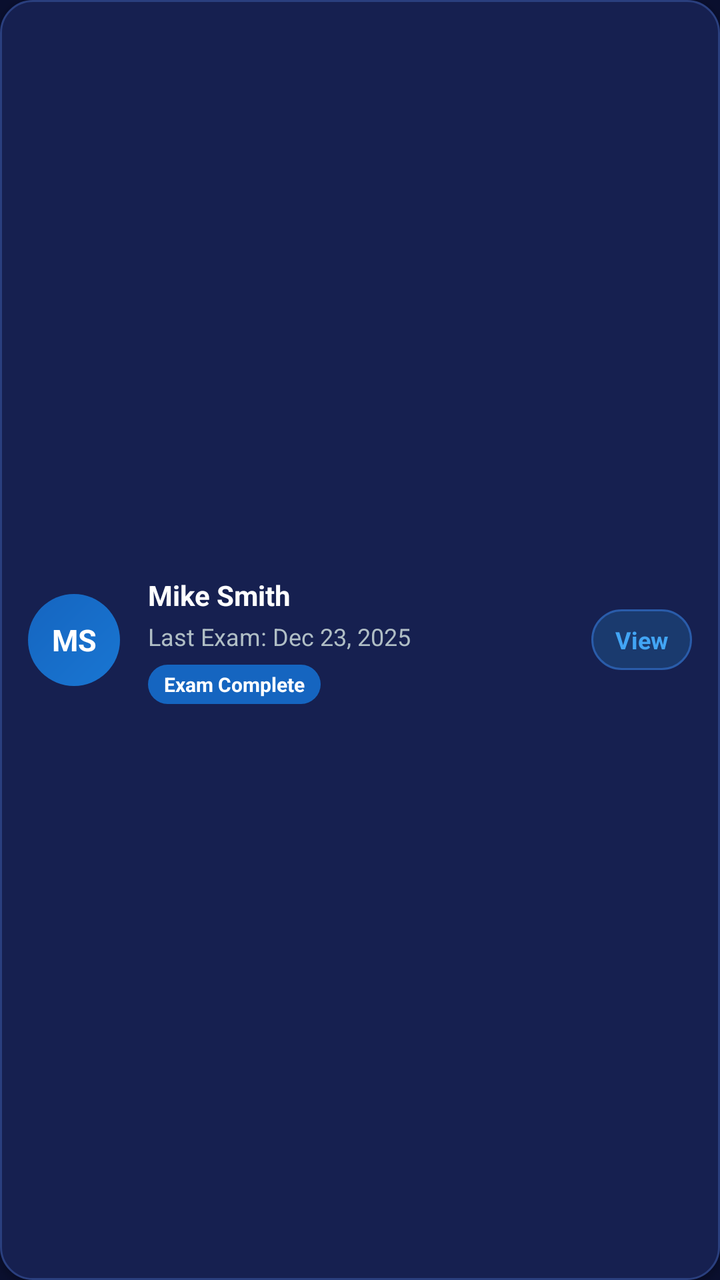
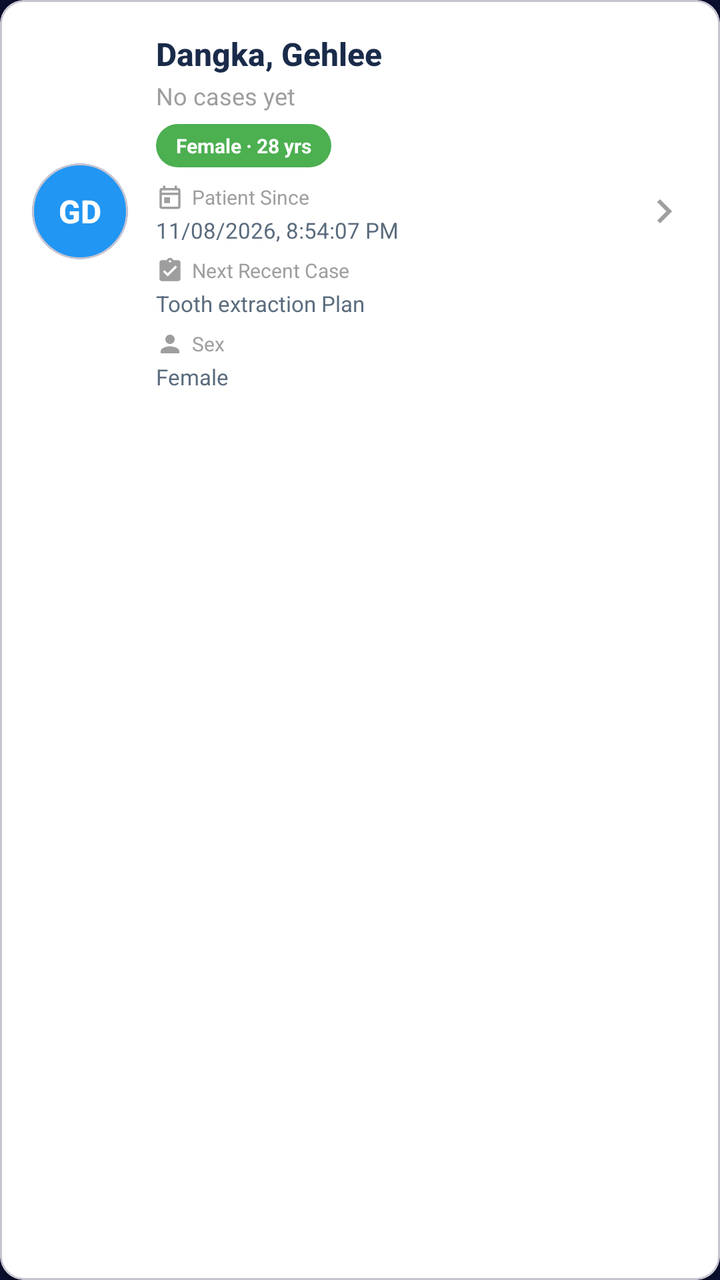

The first picture is an Android layout as it rendered before a commit; the second is the same layout after the commit. The layout source and the unified diff follow.
<!-- AndroidManifest.xml: application theme Theme.SmileSync -->
<!-- res/layout/item_recent_patient.xml -->
<?xml version="1.0" encoding="utf-8"?>
<LinearLayout
    xmlns:android="http://schemas.android.com/apk/res/android"
    android:layout_width="match_parent"
    android:layout_height="wrap_content"
    android:orientation="horizontal"
    android:background="@drawable/bg_patient_card"
    android:paddingLeft="14dp"
    android:paddingRight="14dp"
    android:paddingTop="14dp"
    android:paddingBottom="14dp"
    android:layout_marginBottom="10dp"
    android:gravity="center_vertical"
    android:elevation="2dp">

    
    <FrameLayout
        android:layout_width="46dp"
        android:layout_height="46dp"
        android:layout_marginRight="14dp">

        <TextView
            android:id="@+id/tv_patient_initials"
            android:layout_width="46dp"
            android:layout_height="46dp"
            android:background="@drawable/bg_initials_avatar"
            android:text="MS"
            android:textColor="#FFFFFF"
            android:textSize="15sp"
            android:textStyle="bold"
            android:gravity="center" />

    </FrameLayout>

    
    <LinearLayout
        android:layout_width="0dp"
        android:layout_height="wrap_content"
        android:layout_weight="1"
        android:orientation="vertical">

        <TextView
            android:id="@+id/tv_patient_name"
            android:layout_width="wrap_content"
            android:layout_height="wrap_content"
            android:text="Mike Smith"
            android:textColor="@color/text_white"
            android:textSize="14sp"
            android:textStyle="bold" />

        <TextView
            android:id="@+id/tv_last_exam"
            android:layout_width="wrap_content"
            android:layout_height="wrap_content"
            android:layout_marginTop="3dp"
            android:text="Last Exam: Dec 23, 2025"
            android:textColor="@color/text_light_gray"
            android:textSize="12sp" />

        
        <TextView
            android:id="@+id/tv_status"
            android:layout_width="wrap_content"
            android:layout_height="wrap_content"
            android:layout_marginTop="6dp"
            android:text="Exam Complete"
            android:textColor="#FFFFFF"
            android:textSize="10sp"
            android:textStyle="bold"
            android:background="@drawable/bg_status_complete"
            android:paddingLeft="8dp"
            android:paddingRight="8dp"
            android:paddingTop="3dp"
            android:paddingBottom="3dp" />

    </LinearLayout>

    
    <TextView
        android:id="@+id/tv_view_patient"
        android:layout_width="wrap_content"
        android:layout_height="wrap_content"
        android:layout_marginLeft="10dp"
        android:text="View"
        android:textColor="@color/link_color"
        android:textSize="12sp"
        android:textStyle="bold"
        android:background="@drawable/bg_view_btn"
        android:paddingLeft="12dp"
        android:paddingRight="12dp"
        android:paddingTop="7dp"
        android:paddingBottom="7dp" />

</LinearLayout>
<!-- resources referenced by this layout -->
<resources>
  <color name="link_color">#42A5F5</color>
  <color name="text_light_gray">#B0BEC5</color>
  <color name="text_white">#FFFFFF</color>
  <!-- drawable bg_initials_avatar (drawable) -->
  <?xml version="1.0" encoding="utf-8"?>
  <shape xmlns:android="http://schemas.android.com/apk/res/android"
      android:shape="oval">
      <gradient
          android:angle="135"
          android:startColor="#1976D2"
          android:endColor="#1565C0"
          android:type="linear" />
  </shape>
  <!-- drawable bg_patient_card (drawable) -->
  <?xml version="1.0" encoding="utf-8"?>
  <shape xmlns:android="http://schemas.android.com/apk/res/android"
      android:shape="rectangle">
      <solid android:color="#162050" />
      <corners android:radius="16dp" />
      <stroke
          android:width="1dp"
          android:color="#2A3F7E" />
  </shape>
  <!-- drawable bg_status_complete (drawable) -->
  <?xml version="1.0" encoding="utf-8"?>
  <shape xmlns:android="http://schemas.android.com/apk/res/android"
      android:shape="rectangle">
      <solid android:color="#1565C0" />
      <corners android:radius="10dp" />
  </shape>
  <!-- drawable bg_view_btn (drawable) -->
  <?xml version="1.0" encoding="utf-8"?>
  <shape xmlns:android="http://schemas.android.com/apk/res/android"
      android:shape="rectangle">
      <solid android:color="#1A3A6E" />
      <corners android:radius="20dp" />
      <stroke
          android:width="1dp"
          android:color="#2A5CAA" />
  </shape>
  <style name="Theme.SmileSync" parent="Base.Theme.SmileSync" />
  <style name="Base.Theme.SmileSync" parent="Theme.Material3.Light.NoActionBar">
          <item name="colorPrimary">@color/accent_blue</item>
          <item name="colorPrimaryVariant">@color/accent_blue_light</item>
          <item name="colorOnPrimary">@color/white</item>
          <item name="android:windowBackground">@color/bg_dark_navy</item>
          <item name="android:statusBarColor" tools:targetApi="21">@color/bg_dark_navy</item>
          <item name="android:navigationBarColor">@color/bg_dark_navy</item>
      </style>
  <color name="accent_blue">#1565C0</color>
  <color name="accent_blue_light">#1976D2</color>
  <color name="white">#FFFFFFFF</color>
  <color name="bg_dark_navy">#0A0F2E</color>
</resources>

<!-- the commit's change to res/layout/item_recent_patient.xml (unified diff, before → after) -->
@@ -1,94 +1,190 @@
-<?xml version="1.0" encoding="utf-8"?>
-<LinearLayout
+﻿<?xml version="1.0" encoding="utf-8"?>
+<com.google.android.material.card.MaterialCardView
     xmlns:android="http://schemas.android.com/apk/res/android"
+    xmlns:app="http://schemas.android.com/apk/res-auto"
     android:layout_width="match_parent"
     android:layout_height="wrap_content"
-    android:orientation="horizontal"
-    android:background="@drawable/bg_patient_card"
-    android:paddingLeft="14dp"
-    android:paddingRight="14dp"
-    android:paddingTop="14dp"
-    android:paddingBottom="14dp"
-    android:layout_marginBottom="10dp"
-    android:gravity="center_vertical"
-    android:elevation="2dp">
+    android:layout_marginBottom="12dp"
+    app:cardCornerRadius="12dp"
+    app:cardElevation="2dp"
+    app:cardBackgroundColor="#FFFFFF">
 
-    
-    <FrameLayout
-        android:layout_width="46dp"
-        android:layout_height="46dp"
-        android:layout_marginRight="14dp">
-
-        <TextView
-            android:id="@+id/tv_patient_initials"
-            android:layout_width="46dp"
-            android:layout_height="46dp"
-            android:background="@drawable/bg_initials_avatar"
-            android:text="MS"
-            android:textColor="#FFFFFF"
-            android:textSize="15sp"
-            android:textStyle="bold"
-            android:gravity="center" />
-
-    </FrameLayout>
-
-    
     <LinearLayout
-        android:layout_width="0dp"
+        android:layout_width="match_parent"
         android:layout_height="wrap_content"
-        android:layout_weight="1"
-        android:orientation="vertical">
-
-        <TextView
-            android:id="@+id/tv_patient_name"
-            android:layout_width="wrap_content"
-            android:layout_height="wrap_content"
-            android:text="Mike Smith"
-            android:textColor="@color/text_white"
-            android:textSize="14sp"
-            android:textStyle="bold" />
-
-        <TextView
-            android:id="@+id/tv_last_exam"
-            android:layout_width="wrap_content"
-            android:layout_height="wrap_content"
-            android:layout_marginTop="3dp"
-            android:text="Last Exam: Dec 23, 2025"
-            android:textColor="@color/text_light_gray"
-            android:textSize="12sp" />
+        android:orientation="horizontal"
+        android:padding="16dp"
+        android:gravity="center_vertical">
 
         
-        <TextView
-            android:id="@+id/tv_status"
-            android:layout_width="wrap_content"
+        <com.google.android.material.card.MaterialCardView
+            android:layout_width="48dp"
+            android:layout_height="48dp"
+            app:cardCornerRadius="24dp"
+            app:cardElevation="0dp"
+            app:cardBackgroundColor="#2196F3">
+
+            <TextView
+                android:id="@+id/tv_patient_initials"
+                android:layout_width="match_parent"
+                android:layout_height="match_parent"
+                android:text="GD"
+                android:textColor="#FFFFFF"
+                android:textSize="16sp"
+                android:textStyle="bold"
+                android:gravity="center"
+                android:fontFamily="sans-serif-medium" />
+        </com.google.android.material.card.MaterialCardView>
+
+        
+        <LinearLayout
+            android:layout_width="0dp"
             android:layout_height="wrap_content"
-            android:layout_marginTop="6dp"
-            android:text="Exam Complete"
-            android:textColor="#FFFFFF"
-            android:textSize="10sp"
-            android:textStyle="bold"
-            android:background="@drawable/bg_status_complete"
-            android:paddingLeft="8dp"
-            android:paddingRight="8dp"
-            android:paddingTop="3dp"
-            android:paddingBottom="3dp" />
+            android:layout_weight="1"
+            android:orientation="vertical"
+            android:layout_marginStart="14dp">
 
+            
+            <TextView
+                android:id="@+id/tv_patient_name"
+                android:layout_width="wrap_content"
+                android:layout_height="wrap_content"
+                android:text="Dangka, Gehlee"
+                android:textColor="#1A2B4A"
+                android:textSize="16sp"
+                android:textStyle="bold"
+                android:fontFamily="sans-serif-medium" />
+
+            
+            <TextView
+                android:id="@+id/tv_last_exam"
+                android:layout_width="wrap_content"
+                android:layout_height="wrap_content"
+                android:layout_marginTop="2dp"
+                android:text="No cases yet"
+                android:textColor="#9E9E9E"
+                android:textSize="12sp" />
+
+            
+            <TextView
+                android:id="@+id/tv_status"
+                android:layout_width="wrap_content"
+                android:layout_height="wrap_content"
+                android:layout_marginTop="6dp"
+                android:text="Female · 28 yrs"
+                android:textColor="#FFFFFF"
+                android:textSize="10sp"
+                android:textStyle="bold"
+                android:background="@drawable/bg_status_green"
+                android:paddingStart="10dp"
+                android:paddingEnd="10dp"
+                android:paddingTop="4dp"
+                android:paddingBottom="4dp" />
+
+            
+            <LinearLayout
+                android:layout_width="wrap_content"
+                android:layout_height="wrap_content"
+                android:orientation="horizontal"
+                android:gravity="center_vertical"
+                android:layout_marginTop="8dp">
+
+                <ImageView
+                    android:layout_width="14dp"
+                    android:layout_height="14dp"
+                    android:src="@drawable/ic_calendar"
+                    app:tint="#9E9E9E"
+                    android:contentDescription="" />
+
+                <TextView
+                    android:layout_width="wrap_content"
+                    android:layout_height="wrap_content"
+                    android:text="Patient Since"
+                    android:textSize="10sp"
+                    android:textColor="#9E9E9E"
+                    android:layout_marginStart="4dp" />
+            </LinearLayout>
+
+            <TextView
+                android:layout_width="wrap_content"
+                android:layout_height="wrap_content"
+                android:text="11/08/2026, 8:54:07 PM"
+                android:textSize="11sp"
+                android:textColor="#5A6B7D"
+                android:layout_marginTop="2dp" />
+
+            
+            <LinearLayout
+                android:layout_width="wrap_content"
+                android:layout_height="wrap_content"
+                android:orientation="horizontal"
+                android:gravity="center_vertical"
+                android:layout_marginTop="6dp">
+
+                <ImageView
+                    android:layout_width="14dp"
+                    android:layout_height="14dp"
+                    android:src="@drawable/ic_stat_examined"
+                    app:tint="#9E9E9E"
+                    android:contentDescription="" />
+
+                <TextView
+                    android:layout_width="wrap_content"
+                    android:layout_height="wrap_content"
+                    android:text="Next Recent Case"
+                    android:textSize="10sp"
+                    android:textColor="#9E9E9E"
+                    android:layout_marginStart="4dp" />
+            </LinearLayout>
+
+            <TextView
+                android:layout_width="wrap_content"
+                android:layout_height="wrap_content"
+                android:text="Tooth extraction Plan"
+                android:textSize="11sp"
+                android:textColor="#5A6B7D"
+                android:layout_marginTop="2dp" />
+
+            
+            <LinearLayout
+                android:layout_width="wrap_content"
+                android:layout_height="wrap_content"
+                android:orientation="horizontal"
+                android:gravity="center_vertical"
+                android:layout_marginTop="6dp">
+
+                <ImageView
+                    android:layout_width="14dp"
+                    android:layout_height="14dp"
+                    android:src="@drawable/ic_user"
+                    app:tint="#9E9E9E"
+                    android:contentDescription="" />
+
+                <TextView
+                    android:layout_width="wrap_content"
+                    android:layout_height="wrap_content"
+                    android:text="Sex"
+                    android:textSize="10sp"
+                    android:textColor="#9E9E9E"
+                    android:layout_marginStart="4dp" />
+            </LinearLayout>
+
+            <TextView
+                android:layout_width="wrap_content"
+                android:layout_height="wrap_content"
+                android:text="Female"
+                android:textSize="11sp"
+                android:textColor="#5A6B7D"
+                android:layout_marginTop="2dp" />
+        </LinearLayout>
+
+        
+        <ImageView
+            android:id="@+id/tv_view_patient"
+            android:layout_width="24dp"
+            android:layout_height="24dp"
+            android:src="@drawable/ic_arrow_right"
+            app:tint="#9E9E9E"
+            android:contentDescription="View patient" />
     </LinearLayout>
-
-    
-    <TextView
-        android:id="@+id/tv_view_patient"
-        android:layout_width="wrap_content"
-        android:layout_height="wrap_content"
-        android:layout_marginLeft="10dp"
-        android:text="View"
-        android:textColor="@color/link_color"
-        android:textSize="12sp"
-        android:textStyle="bold"
-        android:background="@drawable/bg_view_btn"
-        android:paddingLeft="12dp"
-        android:paddingRight="12dp"
-        android:paddingTop="7dp"
-        android:paddingBottom="7dp" />
-
-</LinearLayout>
+</com.google.android.material.card.MaterialCardView>
<!-- resource entries referenced after the edit -->
@@ -1,45 +1,55 @@
 <!-- resources referenced by this layout -->
 <resources>
-  <color name="link_color">#42A5F5</color>
-  <color name="text_light_gray">#B0BEC5</color>
-  <color name="text_white">#FFFFFF</color>
-  <!-- drawable bg_initials_avatar (drawable) -->
-  <?xml version="1.0" encoding="utf-8"?>
-  <shape xmlns:android="http://schemas.android.com/apk/res/android"
-      android:shape="oval">
-      <gradient
-          android:angle="135"
-          android:startColor="#1976D2"
-          android:endColor="#1565C0"
-          android:type="linear" />
-  </shape>
-  <!-- drawable bg_patient_card (drawable) -->
-  <?xml version="1.0" encoding="utf-8"?>
+  <!-- drawable bg_status_green (drawable) -->
+  ﻿<?xml version="1.0" encoding="utf-8"?>
   <shape xmlns:android="http://schemas.android.com/apk/res/android"
       android:shape="rectangle">
-      <solid android:color="#162050" />
-      <corners android:radius="16dp" />
-      <stroke
-          android:width="1dp"
-          android:color="#2A3F7E" />
+      <solid android:color="#4CAF50"/>
+      <corners android:radius="12dp"/>
   </shape>
-  <!-- drawable bg_status_complete (drawable) -->
+  <!-- drawable ic_arrow_right (drawable) -->
   <?xml version="1.0" encoding="utf-8"?>
-  <shape xmlns:android="http://schemas.android.com/apk/res/android"
-      android:shape="rectangle">
-      <solid android:color="#1565C0" />
-      <corners android:radius="10dp" />
-  </shape>
-  <!-- drawable bg_view_btn (drawable) -->
-  <?xml version="1.0" encoding="utf-8"?>
-  <shape xmlns:android="http://schemas.android.com/apk/res/android"
-      android:shape="rectangle">
-      <solid android:color="#1A3A6E" />
-      <corners android:radius="20dp" />
-      <stroke
-          android:width="1dp"
-          android:color="#2A5CAA" />
-  </shape>
+  <vector xmlns:android="http://schemas.android.com/apk/res/android"
+      android:width="24dp"
+      android:height="24dp"
+      android:viewportWidth="24"
+      android:viewportHeight="24">
+      <path
+          android:fillColor="#B0BEC5"
+          android:pathData="M8.59,16.59L13.17,12 8.59,7.41 10,6l6,6-6,6-1.41,-1.41z" />
+  </vector>
+  <!-- drawable ic_calendar (drawable) -->
+  <vector xmlns:android="http://schemas.android.com/apk/res/android"
+      android:width="24dp"
+      android:height="24dp"
+      android:viewportWidth="24"
+      android:viewportHeight="24">
+      <path
+          android:fillColor="@android:color/white"
+          android:pathData="M19,4h-1V2h-2v2H8V2H6v2H5C3.9,4 3,4.9 3,6v14c0,1.1 0.9,2 2,2h14c1.1,0 2,-0.9 2,-2V6C21,4.9 20.1,4 19,4zM19,20H5V10h14V20zM19,8H5V6h14V8zM7,12h5v5H7V12z"/>
+  </vector>
+  <!-- drawable ic_stat_examined (drawable) -->
+  <vector xmlns:android="http://schemas.android.com/apk/res/android"
+      android:width="24dp"
+      android:height="24dp"
+      android:viewportWidth="24"
+      android:viewportHeight="24">
+      
+      <path
+          android:fillColor="#1565C0"
+          android:pathData="M19,3h-4.18C14.4,1.84 13.3,1 12,1c-1.3,0 -2.4,0.84 -2.82,2H5C3.9,3 3,3.9 3,5v14c0,1.1 0.9,2 2,2h14c1.1,0 2,-0.9 2,-2V5C21,3.9 20.1,3 19,3zM12,3c0.55,0 1,0.45 1,1s-0.45,1 -1,1s-1,-0.45 -1,-1S11.45,3 12,3zM10,17l-4,-4 1.41,-1.41L10,14.17l6.59,-6.59L18,9 10,17z"/>
+  </vector>
+  <!-- drawable ic_user (drawable) -->
+  ﻿<?xml version="1.0" encoding="utf-8"?>
+  <vector xmlns:android="http://schemas.android.com/apk/res/android"
+      android:width="24dp"
+      android:height="24dp"
+      android:viewportWidth="24"
+      android:viewportHeight="24">
+      <path
+          android:fillColor="#000000"
+          android:pathData="M12,12c2.21,0 4,-1.79 4,-4s-1.79,-4 -4,-4 -4,1.79 -4,4 1.79,4 4,4zM12,14c-2.67,0 -8,1.34 -8,4v2h16v-2c0,-2.66 -5.33,-4 -8,-4z"/>
+  </vector>
   <style name="Theme.SmileSync" parent="Base.Theme.SmileSync" />
   <style name="Base.Theme.SmileSync" parent="Theme.Material3.Light.NoActionBar">
           <item name="colorPrimary">@color/accent_blue</item>
